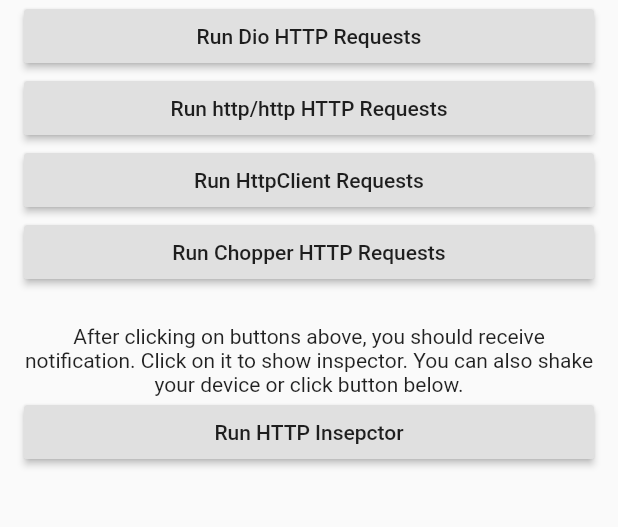
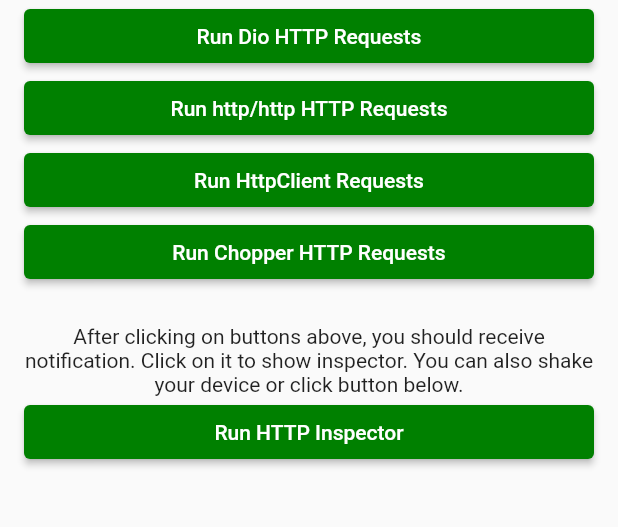
Before and after one commit to jhomlala/alice, a Flutter app: the screen it shows after launch, on a phone screen of 412 x 824 dp, the part 168-695 px from its top. Run offline on Flutter 3.47's test engine with Material 2 defaults, Android fonts, the phone set to English and light mode, and no system bars; our stand-ins replace better_player, chopper, dio, flutter_local_notifications, open_file, package_info and 3 more; missing offline and left inert: shake; generated files the repository leaves out were written again.

Commit message:
Alice 0.1.11

```diff
--- a/example/lib/main.dart
+++ b/example/lib/main.dart
@@ -23,6 +23,9 @@ class _MyAppState extends State<MyApp> {
   HttpClient _httpClient;
   ChopperClient _chopper;
   PostsService _postsService;
+  Color _primaryColor = Color(0xffff5e57);
+  Color _accentColor = Color(0xffff3f34);
+  Color _buttonColor = Color(0xff008000);
 
   @override
   void initState() {
@@ -41,9 +44,13 @@ class _MyAppState extends State<MyApp> {
 
   @override
   Widget build(BuildContext context) {
+    ButtonStyle _buttonStyle = ButtonStyle(
+        backgroundColor: MaterialStateProperty.all<Color>(_buttonColor));
     return MaterialApp(
       theme: ThemeData(
-          primaryColor: Color(0xffff5e57), accentColor: Color(0xffff3f34)),
+        primaryColor: _primaryColor,
+        accentColor: _accentColor,
+      ),
       navigatorKey: _alice.getNavigatorKey(),
       debugShowCheckedModeBanner: false,
       home: Scaffold(
@@ -57,29 +64,34 @@ class _MyAppState extends State<MyApp> {
               const SizedBox(height: 8),
               _getTextWidget(
                   "Welcome to example of Alice Http Inspector. Click buttons below to generate sample data."),
-              RaisedButton(
+              ElevatedButton(
                 child: Text("Run Dio HTTP Requests"),
                 onPressed: _runDioRequests,
+                style: _buttonStyle,
               ),
-              RaisedButton(
+              ElevatedButton(
                 child: Text("Run http/http HTTP Requests"),
                 onPressed: _runHttpHttpRequests,
+                style: _buttonStyle,
               ),
-              RaisedButton(
+              ElevatedButton(
                 child: Text("Run HttpClient Requests"),
                 onPressed: _runHttpHttpClientRequests,
+                style: _buttonStyle,
               ),
-              RaisedButton(
+              ElevatedButton(
                 child: Text("Run Chopper HTTP Requests"),
                 onPressed: _runChopperHttpRequests,
+                style: _buttonStyle,
               ),
               const SizedBox(height: 24),
               _getTextWidget(
                   "After clicking on buttons above, you should receive notification."
                   " Click on it to show inspector. You can also shake your device or click button below."),
-              RaisedButton(
-                child: Text("Run HTTP Insepctor"),
+              ElevatedButton(
+                child: Text("Run HTTP Inspector"),
                 onPressed: _runHttpInspector,
+                style: _buttonStyle,
               )
             ],
           ),
--- a/lib/helper/alice_alert_helper.dart
+++ b/lib/helper/alice_alert_helper.dart
@@ -18,7 +18,7 @@ class AliceAlertHelper {
     final List<Widget> actions = [];
     if (firstButtonTitle != null) {
       actions.add(
-        FlatButton(
+        TextButton(
           onPressed: () {
             if (firstButtonAction != null) {
               firstButtonAction();
@@ -31,7 +31,7 @@ class AliceAlertHelper {
     }
     if (secondButtonTitle != null) {
       actions.add(
-        FlatButton(
+        TextButton(
           onPressed: () {
             if (secondButtonAction != null) {
               secondButtonAction();
--- a/pubspec.yaml
+++ b/pubspec.yaml
@@ -1,6 +1,6 @@
 name: alice
 description: Alice is an HTTP Inspector tool which helps debugging http requests. It catches and stores http requests and responses, which can be viewed via simple UI.
-version: 0.1.10
+version: 0.1.11
 author: Jakub Homlala <jhomlala@gmail.com>
 homepage: https://github.com/jhomlala/alice
 
@@ -13,12 +13,12 @@ dependencies:
     sdk: flutter
   http: ^0.12.2
   dio: ^3.0.10
-  flutter_local_notifications: ^3.0.3
+  flutter_local_notifications: ^4.0.0
   rxdart: ^0.25.0
 
   path_provider: ^1.6.27
   permission_handler: ^5.0.1+1
-  package_info: ^0.4.3+2
+  package_info: ^0.4.3+4
   open_file: ^3.0.3
   shake: ^0.1.0
   share: ^0.6.5+4
```
Also changed, not shown: lib/ui/widget/alice_call_response_widget.dart (+10 -4 lines), example/pubspec.lock, pubspec.lock, 2 other files.
